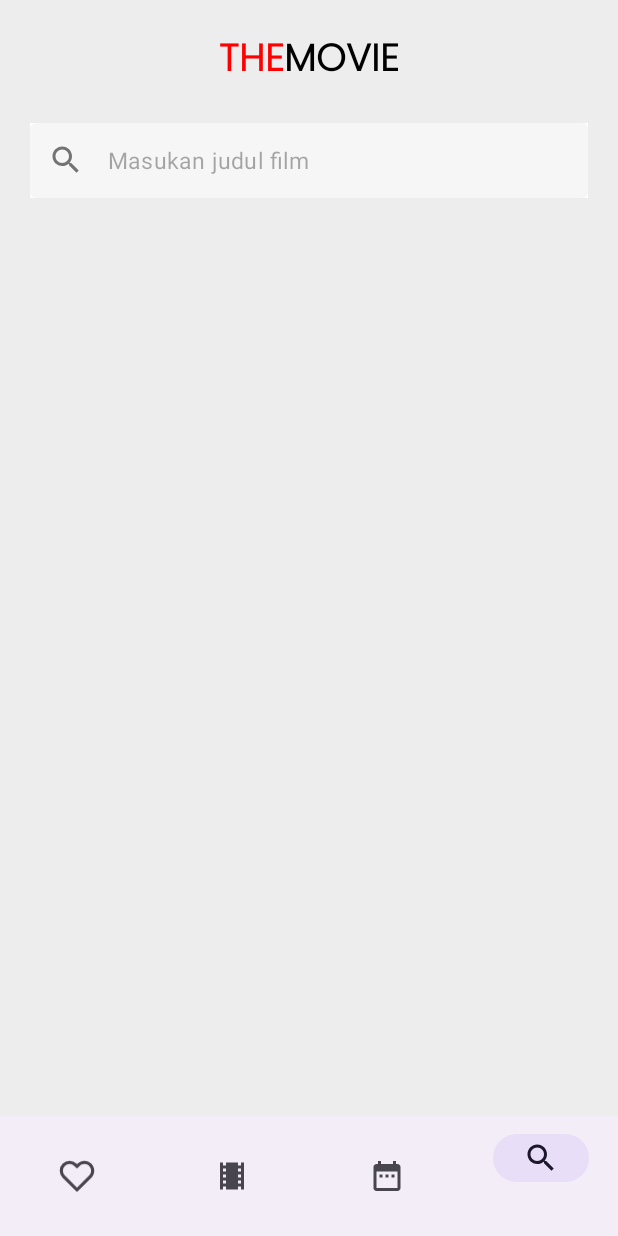
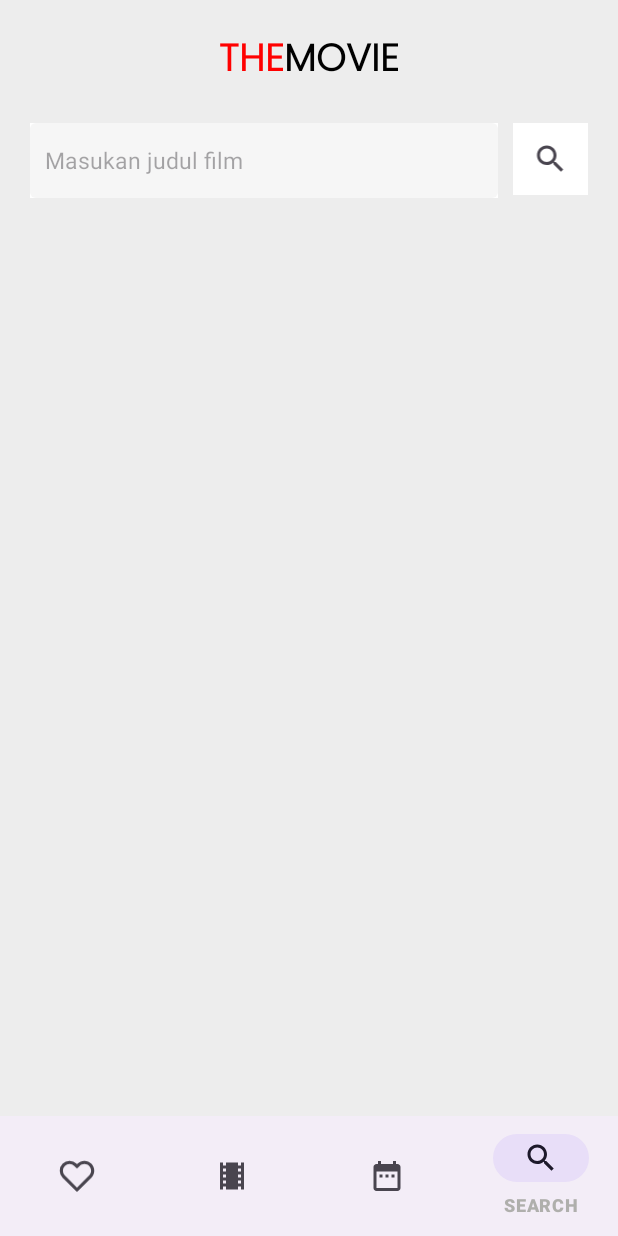
Before and after one commit to yogzsp/themovie-app, an Android app: the SearchActivity screen opened directly, with no data from a screen before it, on a phone screen of 412 x 824 dp. Run offline under Robolectric (Android 15) with nearby library versions, the phone set to English and light mode, and no system bars; our stand-ins replace Picasso; pictures from the network do not load.

Commit message:
search history

```diff
--- a/app/src/main/java/com/y5p/themovie/SearchActivity.java
+++ b/app/src/main/java/com/y5p/themovie/SearchActivity.java
@@ -4,8 +4,17 @@ import android.content.Intent;
 import android.os.Bundle;
 import android.text.Editable;
 import android.text.TextWatcher;
+import android.view.KeyEvent;
 import android.view.MenuItem;
+import android.view.MotionEvent;
+import android.view.View;
+import android.widget.ArrayAdapter;
+import android.widget.AutoCompleteTextView;
 import android.widget.EditText;
+import android.widget.ImageView;
+import android.widget.LinearLayout;
+import android.widget.ScrollView;
+import android.widget.Toast;
 
 import androidx.annotation.NonNull;
 import androidx.appcompat.app.AppCompatActivity;
@@ -16,7 +25,9 @@ import com.google.android.material.bottomnavigation.BottomNavigationView;
 import com.google.android.material.textfield.TextInputLayout;
 
 import java.util.ArrayList;
+import java.util.Collections;
 import java.util.List;
+import java.util.Set;
 
 import retrofit2.Call;
 import retrofit2.Callback;
@@ -31,8 +42,12 @@ public class SearchActivity extends AppCompatActivity {
     private MovieApi movieApi;
 
     private TextInputLayout cariBox;
-    private EditText inputCariFilm;
+    private ScrollView listFilm;
+    private ImageView buttonSearch;
+    private AutoCompleteTextView inputCariFilm;
     private List<Movie> originalMovieList;
+
+    private SearchHistoryManager searchHistoryManager;
 
     @Override
     protected void onCreate(Bundle savedInstanceState) {
@@ -90,27 +105,71 @@ public class SearchActivity extends AppCompatActivity {
         // Tambahkan listener untuk TextInputLayout atau EditText
         cariBox = findViewById(R.id.cariBox);
         inputCariFilm = findViewById(R.id.inputCariFilm);
+        listFilm = findViewById(R.id.menuFilm);
+        buttonSearch = findViewById(R.id.buttonSearch);
+        searchHistoryManager = new SearchHistoryManager(this);
+// ...
+
+        inputCariFilm.setOnItemClickListener((adapterView, view, position, id) -> {
+            // Lakukan sesuatu dengan item yang dipilih
+            Toast.makeText(SearchActivity.this, "Selected: ", Toast.LENGTH_SHORT).show();
+        });
+
+
+
+        inputCariFilm.setOnClickListener(new View.OnClickListener() {
+            @Override
+            public void onClick(View view) {
+                showSearchHistoryDropdown();
+            }
+        });
 
         inputCariFilm.addTextChangedListener(new TextWatcher() {
             @Override
             public void beforeTextChanged(CharSequence charSequence, int i, int i1, int i2) {
-//                String query = inputCariFilm.getText().toString();
-//                System.out.println(query);
-//                fetchData(query);
+
             }
 
             @Override
             public void onTextChanged(CharSequence charSequence, int i, int i1, int i2) {
-                String query = inputCariFilm.getText().toString();
-                System.out.println(query);
-                fetchData(query);
+
             }
 
             @Override
             public void afterTextChanged(Editable editable) {
-
+                if(inputCariFilm.getText().toString().length() < 3) {
+                    showSearchHistoryDropdown();
+                }
             }
         });
+
+        inputCariFilm.setOnKeyListener(new View.OnKeyListener() {
+            @Override
+            public boolean onKey(View v, int keyCode, KeyEvent event) {
+                if ((event.getAction() == KeyEvent.ACTION_DOWN) &&
+                        (keyCode == KeyEvent.KEYCODE_ENTER)) {
+                    saveHistory(inputCariFilm.getText().toString().trim());
+                    String query = inputCariFilm.getText().toString();
+                    System.out.println(query);
+                    fetchData(query);
+                    return true;
+                }
+                return false;
+            }
+        });
+
+        buttonSearch.setOnClickListener(new View.OnClickListener() {
+            @Override
+            public void onClick(View view) {
+                if(inputCariFilm.getText().toString().length() >= 3) {
+                    saveHistory(inputCariFilm.getText().toString().trim());
+                    String query = inputCariFilm.getText().toString();
+                    System.out.println(query);
+                    fetchData(query);
+                }
+            }
+        });
+
     }
 
 
@@ -173,4 +232,25 @@ public class SearchActivity extends AppCompatActivity {
             }
         }
     }
+
+    private void saveHistory(String dataHistory){
+        System.out.println("berhasil save");
+        searchHistoryManager.saveSearchHistory(dataHistory);
+    }
+
+    private void showSearchHistoryDropdown() {
+        List<String> searchHistoryList = searchHistoryManager.getSearchHistory();
+        Collections.reverse(searchHistoryList); // Balik urutan list
+
+        // Buat adapter untuk AutoCompleteTextView
+        ArrayAdapter<String> historyAdapter = new ArrayAdapter<>(this, android.R.layout.simple_dropdown_item_1line, searchHistoryList);
+
+        // Set adapter pada AutoCompleteTextView
+        inputCariFilm.setAdapter(historyAdapter);
+
+        // Tampilkan dropdown
+        inputCariFilm.showDropDown();
+    }
+
+
 }
--- /dev/null
+++ b/app/src/main/java/com/y5p/themovie/SearchHistoryManager.java
@@ -0,0 +1,51 @@
+package com.y5p.themovie;
+
+import android.content.Context;
+import android.content.SharedPreferences;
+
+import java.util.ArrayList;
+import java.util.HashSet;
+import java.util.List;
+import java.util.Set;
+
+public class SearchHistoryManager {
+
+    private static final String PREF_NAME = "SearchHistoryPrefs";
+    private static final String KEY_SEARCH_HISTORY = "searchHistory";
+
+    private SharedPreferences sharedPreferences;
+
+    public SearchHistoryManager(Context context) {
+        sharedPreferences = context.getSharedPreferences(PREF_NAME, Context.MODE_PRIVATE);
+    }
+
+    // Mendapatkan list riwayat pencarian dari SharedPreferences
+    public List<String> getSearchHistory() {
+        Set<String> searchHistorySet = sharedPreferences.getStringSet(KEY_SEARCH_HISTORY, new HashSet<>());
+        return new ArrayList<>(searchHistorySet);
+    }
+
+    // Menyimpan query ke dalam list riwayat pencarian
+    public void saveSearchHistory(String query) {
+        List<String> searchHistoryList = getSearchHistory();
+        searchHistoryList.add(0, query); // Tambahkan ke posisi pertama (indeks 0)
+
+        // Batasi jumlah riwayat pencarian menjadi 5
+        if (searchHistoryList.size() > 5) {
+            searchHistoryList = searchHistoryList.subList(0, 5);
+        }
+
+        // Simpan list riwayat pencarian yang baru
+        Set<String> searchHistorySet = new HashSet<>(searchHistoryList);
+        SharedPreferences.Editor editor = sharedPreferences.edit();
+        editor.putStringSet(KEY_SEARCH_HISTORY, searchHistorySet);
+        editor.apply();
+    }
+
+    // Menghapus riwayat pencarian dari SharedPreferences
+    public void clearSearchHistory() {
+        SharedPreferences.Editor editor = sharedPreferences.edit();
+        editor.remove(KEY_SEARCH_HISTORY);
+        editor.apply();
+    }
+}
--- a/app/src/main/res/layout/activity_coming.xml
+++ b/app/src/main/res/layout/activity_coming.xml
@@ -73,7 +73,7 @@
         android:id="@+id/bottomNavigationView"
         android:layout_width="match_parent"
         android:layout_height="wrap_content"
-        app:itemTextColor="@drawable/selector"
+        app:itemTextColor="@color/dark_white_color"
         android:layout_alignParentBottom="true"
         app:menu="@menu/bottom_navigation" />
 </RelativeLayout>
--- a/app/src/main/res/layout/activity_favorite.xml
+++ b/app/src/main/res/layout/activity_favorite.xml
@@ -73,7 +73,7 @@
         android:id="@+id/bottomNavigationView"
         android:layout_width="match_parent"
         android:layout_height="wrap_content"
-        app:itemTextColor="@drawable/selector"
+        app:itemTextColor="@color/dark_white_color"
         android:layout_alignParentBottom="true"
         app:menu="@menu/bottom_navigation" />
 </RelativeLayout>
--- a/app/src/main/res/layout/activity_main.xml
+++ b/app/src/main/res/layout/activity_main.xml
@@ -73,7 +73,7 @@
         android:id="@+id/bottomNavigationView"
         android:layout_width="match_parent"
         android:layout_height="wrap_content"
-        app:itemTextColor="@drawable/selector"
+        app:itemTextColor="@color/dark_white_color"
         android:layout_alignParentBottom="true"
         app:menu="@menu/bottom_navigation" />
 </RelativeLayout>
--- a/app/src/main/res/layout/activity_search.xml
+++ b/app/src/main/res/layout/activity_search.xml
@@ -56,18 +56,19 @@
             android:paddingRight="20dp">
             <com.google.android.material.textfield.TextInputLayout
                 android:id="@+id/cariBox"
+                android:layout_width="0dp"
+                android:layout_height="wrap_content"
+                android:layout_weight="1"
                 style="@style/Widget.MaterialComponents.TextInputLayout.OutlinedBox"
-                android:layout_width="match_parent"
-                android:layout_height="wrap_content"
                 android:background="@color/white"
                 app:boxStrokeColor="#fff"
                 app:boxStrokeWidth="0dp"
                 app:counterMaxLength="10"
-                app:startIconDrawable="@drawable/ic_search"
                 app:hintEnabled="false"
                 app:hintTextColor="@color/dark_white_color">
 
-                <EditText
+                <AutoCompleteTextView
+                    android:inputType="textAutoComplete"
                     android:id="@+id/inputCariFilm"
                     android:layout_width="match_parent"
                     android:layout_height="50dp"
@@ -75,21 +76,44 @@
                     android:ems="10"
                     android:hint="Masukan judul film"
                     android:textColor="@color/dark_white_color"
-                    android:inputType="text"
                     android:padding="2dp"
                     android:paddingStart="10dp"
                     android:textCursorDrawable="@drawable/cursor"
                     android:textSize="15sp" />
+
             </com.google.android.material.textfield.TextInputLayout>
+            <ImageView
+                android:id="@+id/buttonSearch"
+                android:layout_width="50dp"
+                android:layout_height="wrap_content"
+                android:padding="12dp"
+                android:src="@drawable/ic_search"
+                android:background="@color/white"
+                android:layout_marginStart="10dp"/>
         </LinearLayout>
     </LinearLayout>
+    <ScrollView
+        android:layout_width="match_parent"
+        android:layout_height="match_parent"
+        android:layout_above="@+id/bottomNavigationView"
+        android:layout_below="@+id/headerBar"
+        android:layout_marginTop="0dp"
+        android:layout_marginBottom="0dp">
 
+        <androidx.recyclerview.widget.RecyclerView
+            android:id="@+id/rc_history"
+            android:layout_width="match_parent"
+            android:layout_height="wrap_content"
+            android:overScrollMode="never" />
+
+    </ScrollView>
     <!--List Menu-->
     <ScrollView
         android:layout_width="match_parent"
         android:layout_height="match_parent"
         android:layout_above="@+id/bottomNavigationView"
         android:layout_below="@+id/headerBar"
+        android:id="@+id/menuFilm"
         android:layout_marginTop="0dp"
         android:layout_marginBottom="0dp">
 
@@ -106,7 +130,7 @@
         android:id="@+id/bottomNavigationView"
         android:layout_width="match_parent"
         android:layout_height="wrap_content"
-        app:itemTextColor="@drawable/selector"
+        app:itemTextColor="@color/dark_white_color"
         android:layout_alignParentBottom="true"
         app:menu="@menu/bottom_navigation" />
 </RelativeLayout>
--- a/app/src/main/res/layout/item_menu.xml
+++ b/app/src/main/res/layout/item_menu.xml
@@ -3,6 +3,7 @@
     android:layout_width="match_parent"
     android:layout_height="wrap_content"
     android:orientation="vertical"
+    android:id="@+id/itemFilm"
     android:padding="8dp">
 
     <LinearLayout
--- a/app/src/main/res/menu/bottom_navigation.xml
+++ b/app/src/main/res/menu/bottom_navigation.xml
@@ -2,19 +2,19 @@
 <menu xmlns:android="http://schemas.android.com/apk/res/android">
     <item
         android:id="@+id/favoritebar"
-        android:title=""
+        android:title="FAVORITE"
         android:icon="@drawable/ic_love"/>
     <item
         android:id="@+id/homebar"
-        android:title=""
+        android:title="NOW PLAYING"
         android:icon="@drawable/ic_movie"/>
     <item
         android:id="@+id/comingbar"
-        android:title=""
+        android:title="COMING SOON"
         android:icon="@drawable/ic_date"/>
     <item
         android:id="@+id/searchbar"
-        android:title=""
+        android:title="SEARCH"
         android:icon="@drawable/ic_search"/>
 
 </menu>
```
Also changed, not shown: app/src/main/res/drawable/bd_bottom.xml (added, +9 -0 lines).
